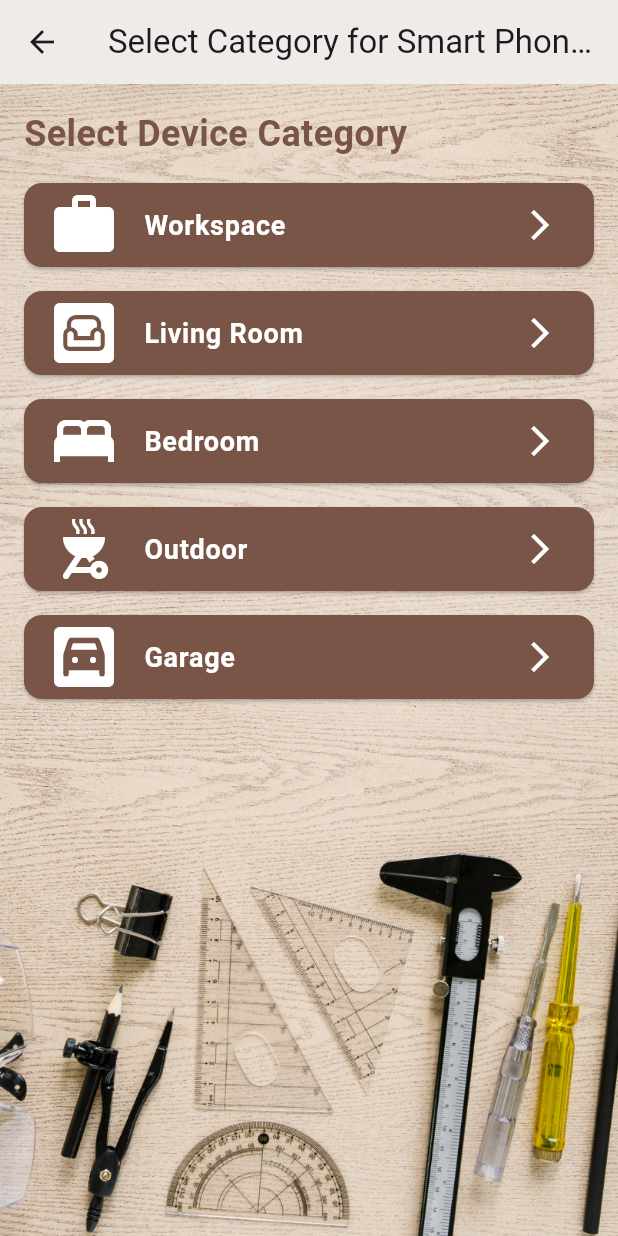
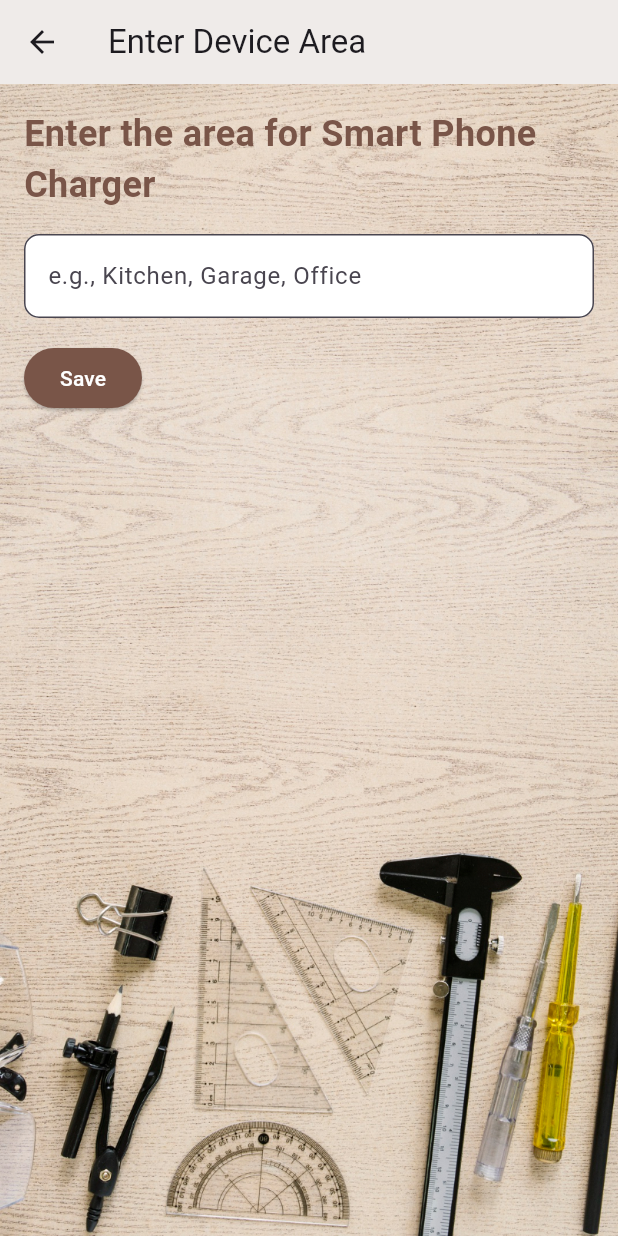
Before and after one commit to abdabkim/Smart-Workbench-App, a Flutter app: the AddDevicesScreen screen opened directly, after a tap on "Smart Phone Charger", on a phone screen of 412 x 824 dp. Run offline on Flutter 3.47's test engine with Material 3 defaults, Android fonts, the phone set to English and light mode, and no system bars; our stand-ins replace shared_preferences; accounts and stored records are empty.

Commit message:
Updated Add device, device category and device status screens

```diff
--- a/lib/screens/adddevicesscreen.dart
+++ b/lib/screens/adddevicesscreen.dart
@@ -46,7 +46,7 @@ class AddDevicesScreen extends StatelessWidget {
                           Navigator.push(
                             context,
                             MaterialPageRoute(
-                              builder: (context) => DeviceCategoryScreen(deviceType: 'Smart Phone Charger'),
+                              builder: (context) => DeviceAreaInputScreen(deviceType: 'Smart Phone Charger'),
                             ),
                           ); // Navigate to Smart Plug setup
                         },
@@ -57,7 +57,12 @@ class AddDevicesScreen extends StatelessWidget {
                         title: 'Wireless Charger',
                         icon: Icons.power,
                         onTap: () {
-                          // Navigate to Smart Plug setup
+                          Navigator.push(
+                            context,
+                            MaterialPageRoute(
+                              builder: (context) => DeviceAreaInputScreen(deviceType: 'Smart Phone Charger'),
+                            ),
+                          );  // Navigate to Smart Plug setup
                         },
                         backgroundColor: Colors.brown,
                         textColor: Colors.white,
@@ -66,7 +71,12 @@ class AddDevicesScreen extends StatelessWidget {
                         title: 'Light',
                         icon: Icons.thermostat,
                         onTap: () {
-                          // Navigate to Thermostat setup
+                          Navigator.push(
+                            context,
+                            MaterialPageRoute(
+                              builder: (context) => DeviceAreaInputScreen(deviceType: 'Smart Phone Charger'),
+                            ),
+                          ); // Navigate to Thermostat setup
                         },
                         backgroundColor: Colors.brown,
                         textColor: Colors.white,
@@ -75,7 +85,12 @@ class AddDevicesScreen extends StatelessWidget {
                         title: 'Security Camera',
                         icon: Icons.videocam,
                         onTap: () {
-                          // Navigate to Security Camera setup
+                          Navigator.push(
+                            context,
+                            MaterialPageRoute(
+                              builder: (context) => DeviceAreaInputScreen(deviceType: 'Smart Phone Charger'),
+                            ),
+                          );  // Navigate to Security Camera setup
                         },
                         backgroundColor: Colors.brown,
                         textColor: Colors.white,
@@ -84,7 +99,12 @@ class AddDevicesScreen extends StatelessWidget {
                         title: 'Table Saw',
                         icon: Icons.view_week,
                         onTap: () {
-                          // Navigate to Smart Light setup
+                          Navigator.push(
+                            context,
+                            MaterialPageRoute(
+                              builder: (context) => DeviceAreaInputScreen(deviceType: 'Smart Phone Charger'),
+                            ),
+                          ); // Navigate to Smart Light setup
                         },
                         backgroundColor: Colors.brown,
                         textColor: Colors.white,
@@ -93,7 +113,12 @@ class AddDevicesScreen extends StatelessWidget {
                         title: 'Miter Saw',
                         icon: Icons.cut,
                         onTap: () {
-                          // Navigate to Security Camera setup
+                          Navigator.push(
+                            context,
+                            MaterialPageRoute(
+                              builder: (context) => DeviceAreaInputScreen(deviceType: 'Smart Phone Charger'),
+                            ),
+                          );  // Navigate to Security Camera setup
                         },
                         backgroundColor: Colors.brown,
                         textColor: Colors.white,
@@ -102,7 +127,12 @@ class AddDevicesScreen extends StatelessWidget {
                         title: 'Circular Saw',
                         icon: Icons.circle,
                         onTap: () {
-                          // Navigate to Security Camera setup
+                          Navigator.push(
+                            context,
+                            MaterialPageRoute(
+                              builder: (context) => DeviceAreaInputScreen(deviceType: 'Smart Phone Charger'),
+                            ),
+                          ); // Navigate to Security Camera setup
                         },
                         backgroundColor: Colors.brown,
                         textColor: Colors.white,
@@ -111,7 +141,12 @@ class AddDevicesScreen extends StatelessWidget {
                         title: 'Planer',
                         icon: Icons.horizontal_rule,
                         onTap: () {
-                          // Navigate to Security Camera setup
+                          Navigator.push(
+                            context,
+                            MaterialPageRoute(
+                              builder: (context) => DeviceAreaInputScreen(deviceType: 'Smart Phone Charger'),
+                            ),
+                          );  // Navigate to Security Camera setup
                         },
                         backgroundColor: Colors.brown,
                         textColor: Colors.white,
@@ -120,7 +155,12 @@ class AddDevicesScreen extends StatelessWidget {
                         title: 'Router',
                         icon: Icons.router,
                         onTap: () {
-                          // Navigate to Security Camera setup
+                          Navigator.push(
+                            context,
+                            MaterialPageRoute(
+                              builder: (context) => DeviceAreaInputScreen(deviceType: 'Smart Phone Charger'),
+                            ),
+                          );  // Navigate to Security Camera setup
                         },
                         backgroundColor: Colors.brown,
                         textColor: Colors.white,
@@ -129,7 +169,12 @@ class AddDevicesScreen extends StatelessWidget {
                         title: 'Drill Press',
                         icon: Icons.build,
                         onTap: () {
-                          // Navigate to Security Camera setup
+                          Navigator.push(
+                            context,
+                            MaterialPageRoute(
+                              builder: (context) => DeviceAreaInputScreen(deviceType: 'Smart Phone Charger'),
+                            ),
+                          ); // Navigate to Security Camera setup
                         },
                         backgroundColor: Colors.brown,
                         textColor: Colors.white,
@@ -138,7 +183,12 @@ class AddDevicesScreen extends StatelessWidget {
                         title: 'Belt Sander',
                         icon: Icons.drag_indicator,
                         onTap: () {
-                          // Navigate to Security Camera setup
+                          Navigator.push(
+                            context,
+                            MaterialPageRoute(
+                              builder: (context) => DeviceAreaInputScreen(deviceType: 'Smart Phone Charger'),
+                            ),
+                          ); // Navigate to Security Camera setup
                         },
                         backgroundColor: Colors.brown,
                         textColor: Colors.white,
@@ -147,7 +197,12 @@ class AddDevicesScreen extends StatelessWidget {
                         title: 'Joiner',
                         icon: Icons.unfold_more,
                         onTap: () {
-                          // Navigate to Security Camera setup
+                          Navigator.push(
+                            context,
+                            MaterialPageRoute(
+                              builder: (context) => DeviceAreaInputScreen(deviceType: 'Smart Phone Charger'),
+                            ),
+                          ); // Navigate to Security Camera setup
                         },
                         backgroundColor: Colors.brown,
                         textColor: Colors.white,
@@ -156,7 +211,12 @@ class AddDevicesScreen extends StatelessWidget {
                         title: 'Jigsaw',
                         icon: Icons.show_chart,
                         onTap: () {
-                          // Navigate to Security Camera setup
+                          Navigator.push(
+                            context,
+                            MaterialPageRoute(
+                              builder: (context) => DeviceAreaInputScreen(deviceType: 'Smart Phone Charger'),
+                            ),
+                          );// Navigate to Security Camera setup
                         },
                         backgroundColor: Colors.brown,
                         textColor: Colors.white,
--- a/lib/screens/device_status_screen.dart
+++ b/lib/screens/device_status_screen.dart
@@ -2,12 +2,12 @@ import 'package:flutter/material.dart';
 
 class DeviceStatusScreen extends StatefulWidget {
   final String deviceType;
-  final String category;
+  final String area;
 
   const DeviceStatusScreen({
     Key? key,
     required this.deviceType,
-    required this.category,
+    required this.area,
   }) : super(key: key);
 
   @override
@@ -38,7 +38,7 @@ class _DeviceStatusScreenState extends State<DeviceStatusScreen> {
               crossAxisAlignment: CrossAxisAlignment.start,
               children: [
                 Text(
-                  'Category: ${widget.category}',
+                  'Area: ${widget.area}',
                   style: TextStyle(
                     fontSize: 24,
                     fontWeight: FontWeight.bold,
--- a/lib/screens/devicecategoryscreen.dart
+++ b/lib/screens/devicecategoryscreen.dart
@@ -1,17 +1,29 @@
 import 'package:flutter/material.dart';
-import 'package:smart_workbench_app/widget/devicetypecard.dart';
 import 'package:smart_workbench_app/screens/device_status_screen.dart';
 
-class DeviceCategoryScreen extends StatelessWidget {
+class DeviceAreaInputScreen extends StatefulWidget {
   final String deviceType;
 
-  const DeviceCategoryScreen({Key? key, required this.deviceType}) : super(key: key);
+  const DeviceAreaInputScreen({Key? key, required this.deviceType}) : super(key: key);
+
+  @override
+  _DeviceAreaInputScreenState createState() => _DeviceAreaInputScreenState();
+}
+
+class _DeviceAreaInputScreenState extends State<DeviceAreaInputScreen> {
+  final TextEditingController _areaController = TextEditingController();
+
+  @override
+  void dispose() {
+    _areaController.dispose();
+    super.dispose();
+  }
 
   @override
   Widget build(BuildContext context) {
     return Scaffold(
       appBar: AppBar(
-        title: Text('Select Category for $deviceType'),
+        title: Text('Enter Device Area'),
         backgroundColor: Colors.brown.shade50,
       ),
       body: Stack(
@@ -27,54 +39,41 @@ class DeviceCategoryScreen extends StatelessWidget {
             child: Column(
               crossAxisAlignment: CrossAxisAlignment.start,
               children: [
-                const Text(
-                  'Select Device Category',
+                Text(
+                  'Enter the area for ${widget.deviceType}',
                   style: TextStyle(
                     fontSize: 24,
                     fontWeight: FontWeight.bold,
                     color: Colors.brown,
                   ),
                 ),
-                const SizedBox(height: 16),
-                Expanded(
-                  child: ListView(
-                    children: [
-                      DeviceTypeCard(
-                        title: 'Workspace',
-                        icon: Icons.work,
-                        onTap: () => _navigateToDeviceStatus(context, 'Workspace'),
-                        backgroundColor: Colors.brown,
-                        textColor: Colors.white,
-                      ),
-                      DeviceTypeCard(
-                        title: 'Living Room',
-                        icon: Icons.living,
-                        onTap: () => _navigateToDeviceStatus(context, 'Living Room'),
-                        backgroundColor: Colors.brown,
-                        textColor: Colors.white,
-                      ),
-                      DeviceTypeCard(
-                        title: 'Bedroom',
-                        icon: Icons.bed,
-                        onTap: () => _navigateToDeviceStatus(context, 'Bedroom'),
-                        backgroundColor: Colors.brown,
-                        textColor: Colors.white,
-                      ),
-                      DeviceTypeCard(
-                        title: 'Outdoor',
-                        icon: Icons.outdoor_grill,
-                        onTap: () => _navigateToDeviceStatus(context, 'Outdoor'),
-                        backgroundColor: Colors.brown,
-                        textColor: Colors.white,
-                      ),
-                      DeviceTypeCard(
-                        title: 'Garage',
-                        icon: Icons.garage,
-                        onTap: () => _navigateToDeviceStatus(context, 'Garage'),
-                        backgroundColor: Colors.brown,
-                        textColor: Colors.white,
-                      ),
-                    ],
+                SizedBox(height: 16),
+                TextField(
+                  controller: _areaController,
+                  decoration: InputDecoration(
+                    hintText: 'e.g., Kitchen, Garage, Office',
+                    fillColor: Colors.white,
+                    filled: true,
+                    border: OutlineInputBorder(
+                      borderRadius: BorderRadius.circular(10),
+                    ),
+                  ),
+                ),
+                SizedBox(height: 16),
+                ElevatedButton(
+                  onPressed: () {
+                    if (_areaController.text.isNotEmpty) {
+                      _navigateToDeviceStatus(context, _areaController.text);
+                    } else {
+                      ScaffoldMessenger.of(context).showSnackBar(
+                        SnackBar(content: Text('Please enter an area')),
+                      );
+                    }
+                  },
+                  child: Text('Save'),
+                  style: ElevatedButton.styleFrom(
+                    backgroundColor: Colors.brown,
+                    foregroundColor: Colors.white,
                   ),
                 ),
               ],
@@ -85,13 +84,13 @@ class DeviceCategoryScreen extends StatelessWidget {
     );
   }
 
-  void _navigateToDeviceStatus(BuildContext context, String category) {
+  void _navigateToDeviceStatus(BuildContext context, String area) {
     Navigator.push(
       context,
       MaterialPageRoute(
         builder: (context) => DeviceStatusScreen(
-          deviceType: deviceType,
-          category: category,
+          deviceType: widget.deviceType,
+          area: area,
         ),
       ),
     );
```
